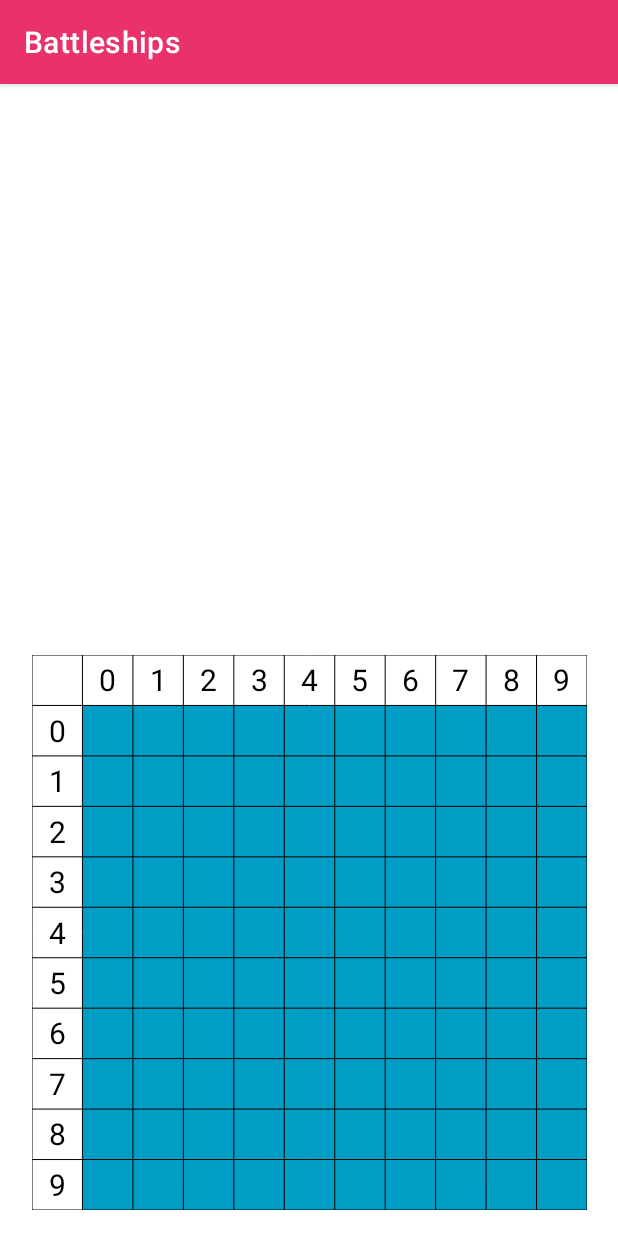
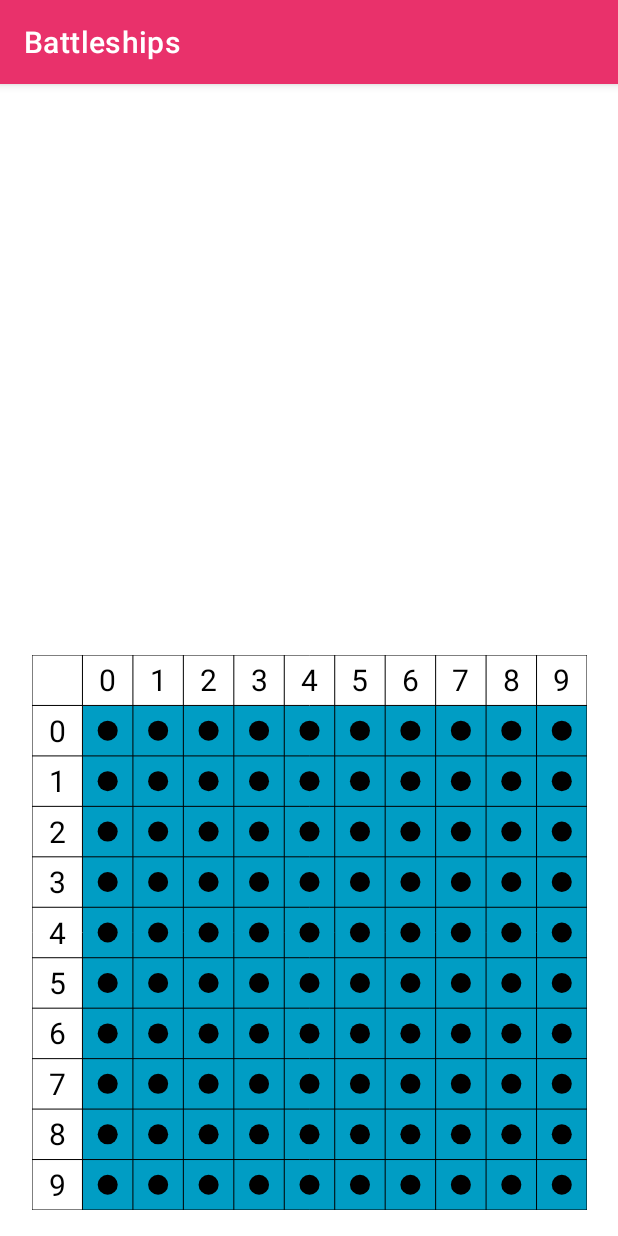
Before and after one commit to dwhalley15/battleships, an Android app: the screen it shows after launch (MainActivity), on a phone screen of 412 x 824 dp. Run offline under Robolectric (Android 15) with nearby library versions, the phone set to English and light mode, and no system bars.

Commit message:
Made further changes to GameView, created tokens for unsigned,hit,miss and sunk.

```diff
--- a/app/src/main/java/uk/ac/bournemouth/ap/battleships/GameView.kt
+++ b/app/src/main/java/uk/ac/bournemouth/ap/battleships/GameView.kt
@@ -41,11 +41,38 @@ class GameView: View {
         color = Color.BLACK
     }
 
+    private val dotPaint: Paint = Paint(Paint.ANTI_ALIAS_FLAG).apply{
+        strokeWidth = 20f
+        strokeCap = Paint.Cap.ROUND
+        color = Color.BLACK
+    }
+
+    private val circlePaint: Paint = Paint(Paint.ANTI_ALIAS_FLAG).apply{
+        style = Paint.Style.STROKE
+        strokeWidth = 10f
+        isAntiAlias = true
+        color = Color.RED
+    }
+
+    private val xPaint: Paint = Paint(Paint.ANTI_ALIAS_FLAG).apply {
+        textAlign = Paint.Align.CENTER
+        textSize = 20f * resources.displayMetrics.density
+        typeface = Typeface.SANS_SERIF
+        color = Color.RED
+    }
+
+    private val sunkPaint: Paint = Paint(Paint.ANTI_ALIAS_FLAG).apply {
+        style = Paint.Style.FILL_AND_STROKE
+        color = Color.RED
+    }
+
     private val textOffset = run {
         val textBounds = Rect()
         wordPaint.getTextBounds("X", 0, 1, textBounds)
         (textBounds.top + textBounds.bottom) / -2f
     }
+
+
 
 
 
@@ -58,6 +85,9 @@ class GameView: View {
         //Set the cell size
         val cellWidth = minOf(canvasWidth / colCount)
         val cellHeight = minOf(canvasHeight / rowCount)
+
+        //Set circle radius
+        val radius: Float = minOf(cellWidth/2,cellHeight/2) -10f
 
         //Draw background
         canvas.drawRect(0f,0f, canvasWidth, canvasHeight, backPaint)
@@ -96,6 +126,25 @@ class GameView: View {
             canvas.drawLine(0f, y * cellHeight, canvasWidth, y * cellHeight, linePaint)
         }
 
+        //Draw cell tokens
+        for(x in 2..rowCount){
+            for(y in 2..colCount){
+
+                //TODO when(game.guess) returns hit, miss, or sunk else unsigned
+
+                //Unsigned token
+                canvas.drawPoint(x*cellWidth-cellWidth/2, y*cellHeight-cellHeight/2, dotPaint)
+
+                //Miss token
+                //canvas.drawCircle(x*cellWidth-cellWidth/2,y*cellHeight-cellHeight/2,radius, circlePaint)
+
+                //Hit token
+                //canvas.drawText("X", x*cellWidth-cellWidth/2,y*cellHeight-cellHeight/2 + textOffset, xPaint)
+
+                //Sunk token
+                //canvas.drawRect(x*cellWidth, y*cellHeight, cellWidth, cellHeight, sunkPaint)
+            }
+        }
     }
 
 
```
